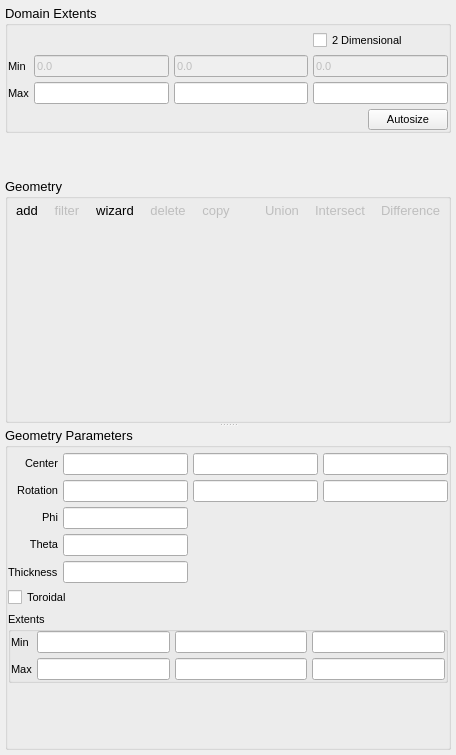
Above: mfixgui/uifiles/geometry.ui from truongd8593/mfix before the change. Below: the same form after it.
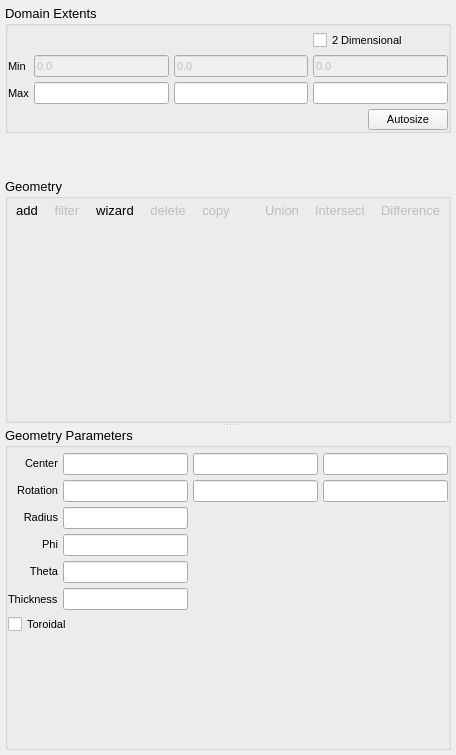
That is the form after the change. The open tabs and pages were chosen to show the change. Custom widgets are drawn as their Qt base class.

Commit message: exposed radius of superquadric

```diff
--- a/mfixgui/uifiles/geometry.ui
+++ b/mfixgui/uifiles/geometry.ui
@@ -484,7 +484,7 @@
           </font>
          </property>
          <property name="currentIndex">
-          <number>25</number>
+          <number>10</number>
          </property>
          <widget class="QWidget" name="none"/>
          <widget class="QWidget" name="sphere">
@@ -1525,6 +1525,9 @@
            <property name="spacing">
             <number>5</number>
            </property>
+           <item row="2" column="1">
+            <widget class="LineEdit" name="lineedit_superquadric_implicit_radius"/>
+           </item>
            <item row="0" column="0">
             <widget class="QLabel" name="label_47">
              <property name="text">
@@ -1557,83 +1560,36 @@
            <item row="1" column="3">
             <widget class="LineEdit" name="lineedit_superquadric_implicit_rotation_z"/>
            </item>
-           <item row="2" column="0">
+           <item row="3" column="0">
             <widget class="QLabel" name="label_44">
              <property name="text">
               <string>&lt;html&gt;&lt;head/&gt;&lt;body&gt;&lt;p align=&quot;right&quot;&gt;Phi&lt;/p&gt;&lt;/body&gt;&lt;/html&gt;</string>
              </property>
             </widget>
            </item>
-           <item row="2" column="1">
+           <item row="3" column="1">
             <widget class="LineEdit" name="lineedit_superquadric_implicit_phi"/>
            </item>
-           <item row="3" column="0">
+           <item row="4" column="0">
             <widget class="QLabel" name="label_45">
              <property name="text">
               <string>&lt;html&gt;&lt;head/&gt;&lt;body&gt;&lt;p align=&quot;right&quot;&gt;Theta&lt;/p&gt;&lt;/body&gt;&lt;/html&gt;</string>
              </property>
             </widget>
            </item>
-           <item row="3" column="1">
+           <item row="4" column="1">
             <widget class="LineEdit" name="lineedit_superquadric_implicit_theta"/>
            </item>
-           <item row="4" column="0">
+           <item row="5" column="0">
             <widget class="QLabel" name="label_46">
              <property name="text">
               <string>Thickness</string>
              </property>
             </widget>
            </item>
-           <item row="4" column="1">
+           <item row="5" column="1">
             <widget class="LineEdit" name="lineedit_superquadric_implicit_thickness"/>
            </item>
-           <item row="6" column="0" colspan="4">
-            <widget class="QGroupBox" name="groupBox_3">
-             <property name="title">
-              <string>Extents</string>
-             </property>
-             <layout class="QGridLayout" name="gridLayout_22">
-              <property name="margin">
-               <number>0</number>
-              </property>
-              <property name="spacing">
-               <number>5</number>
-              </property>
-              <item row="1" column="0">
-               <widget class="QLabel" name="label_122">
-                <property name="text">
-                 <string>Max</string>
-                </property>
-               </widget>
-              </item>
-              <item row="0" column="1">
-               <widget class="LineEdit" name="lineedit_superquadric_minx"/>
-              </item>
-              <item row="0" column="0">
-               <widget class="QLabel" name="label_123">
-                <property name="text">
-                 <string>Min</string>
-                </property>
-               </widget>
-              </item>
-              <item row="0" column="2">
-               <widget class="LineEdit" name="lineedit_superquadric_miny"/>
-              </item>
-              <item row="0" column="3">
-               <widget class="LineEdit" name="lineedit_superquadric_minz"/>
-              </item>
-              <item row="1" column="1">
-               <widget class="LineEdit" name="lineedit_superquadric_maxx"/>
-              </item>
-              <item row="1" column="2">
-               <widget class="LineEdit" name="lineedit_superquadric_maxy"/>
-              </item>
-              <item row="1" column="3">
-               <widget class="LineEdit" name="lineedit_superquadric_maxz"/>
-              </item>
-             </layout>
-            </widget>
-           </item>
            <item row="7" column="0">
             <spacer name="verticalSpacer_19">
              <property name="orientation">
@@ -1647,13 +1603,20 @@
              </property>
             </spacer>
            </item>
-           <item row="5" column="0" colspan="4">
+           <item row="6" column="0" colspan="4">
             <widget class="CheckBox" name="checkbox_superquadric_implicit_toroidal">
              <property name="text">
               <string>Toroidal</string>
              </property>
             </widget>
            </item>
+           <item row="2" column="0">
+            <widget class="QLabel" name="label_124">
+             <property name="text">
+              <string>&lt;html&gt;&lt;head/&gt;&lt;body&gt;&lt;p align=&quot;right&quot;&gt;Radius&lt;/p&gt;&lt;/body&gt;&lt;/html&gt;</string>
+             </property>
+            </widget>
+           </item>
           </layout>
          </widget>
          <widget class="QWidget" name="torus">
```
The commit also changes 1 other file.
